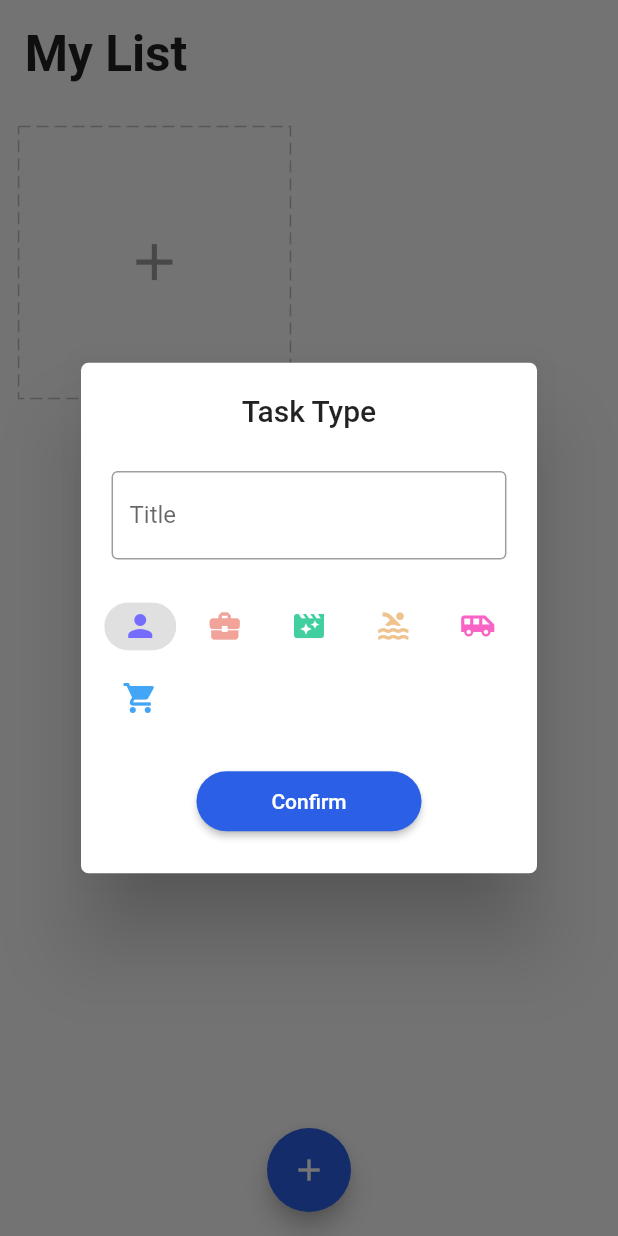
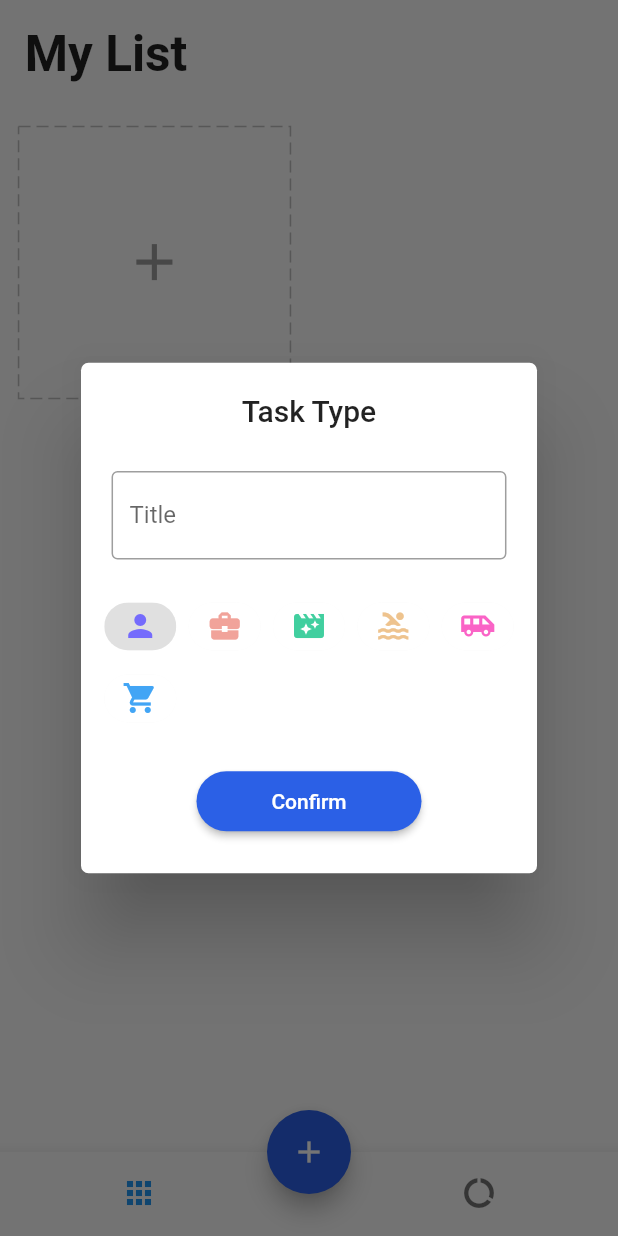
Before and after one commit to ThatSaxyDev/ToDoApp, a Flutter app: the screen it shows after launch, after a tap on the "add" icon, on a phone screen of 412 x 824 dp. Run offline on Flutter 3.47's test engine with Material 2 defaults, Android fonts, the phone set to English and light mode, and no system bars; drawn by our look-alikes of dotted_border; our stand-ins replace equatable, flutter_easyloading, get, get_storage, step_progress_indicator.

```diff
--- a/lib/app/modules/detail/view.dart
+++ b/lib/app/modules/detail/view.dart
@@ -15,7 +15,9 @@ class DetailPage extends StatelessWidget {
   Widget build(BuildContext context) {
     var task = homeCtrl.task.value!;
     var color = HexColor.fromHex(task.color);
-    return Scaffold(
+    return WillPopScope(
+      onWillPop: () async => false,
+      child: Scaffold(
         body: Form(
           key: homeCtrl.formKey,
           child: ListView(
@@ -145,6 +147,7 @@ class DetailPage extends StatelessWidget {
             ],
           ),
         ),
+      ),
     );
   }
 }
--- a/lib/app/modules/home/controller.dart
+++ b/lib/app/modules/home/controller.dart
@@ -14,6 +14,7 @@ class HomeController extends GetxController {
 
   final formKey = GlobalKey<FormState>();
   final editController = TextEditingController();
+  final tabIndex = 0.obs;
   final chipIndex = 0.obs;
   final deleting = false.obs;
   final tasks = <Task>[].obs;
@@ -32,6 +33,10 @@ class HomeController extends GetxController {
   void onClose() {
     editController.dispose();
     super.onClose();
+  }
+
+  void changeTabIndex(int index) {
+    tabIndex.value = index;
   }
 
   void changeChipIndex(int value) {
@@ -149,4 +154,28 @@ class HomeController extends GetxController {
     }
     return res;
   }
+
+  int getTotalTask() {
+    var res = 0;
+    for (int i = 0; i < tasks.length; i ++) {
+      if (tasks[i].todos != null) {
+        res += tasks[i].todos!.length;
+      }
+    }
+    return res;
+  }
+
+  int getTotalDoneTask() {
+    var res = 0;
+    for (int i = 0; i < tasks.length; i ++) {
+      if (tasks[i].todos != null) {
+        for (int j = 0; j < tasks[i].todos!.length; j ++) {
+          if (tasks[i].todos![j]['done'] == true) {
+            res += 1;
+          }
+        }
+      }
+    }
+    return res;
+  }
 }
--- a/lib/app/modules/home/view.dart
+++ b/lib/app/modules/home/view.dart
@@ -8,6 +8,7 @@ import 'package:to_do/app/modules/home/controller.dart';
 import 'package:to_do/app/modules/home/widgets/add_card.dart';
 import 'package:to_do/app/modules/home/widgets/add_dialog.dart';
 import 'package:to_do/app/modules/home/widgets/task_card.dart';
+import 'package:to_do/app/modules/report/view.dart';
 
 class HomePage extends GetView<HomeController> {
   const HomePage({Key? key}) : super(key: key);
@@ -15,7 +16,11 @@ class HomePage extends GetView<HomeController> {
   @override
   Widget build(BuildContext context) {
     return Scaffold(
-      body: SafeArea(
+      body: Obx(
+        () => IndexedStack(
+          index: controller.tabIndex.value,
+          children: [
+            SafeArea(
               child: ListView(
                 children: [
                   Padding(
@@ -38,10 +43,12 @@ class HomePage extends GetView<HomeController> {
                             .map(
                               (element) => LongPressDraggable(
                                 data: element,
-                          onDragStarted: () => controller.changeDeleting(true),
+                                onDragStarted: () =>
+                                    controller.changeDeleting(true),
                                 onDraggableCanceled: (_, __) =>
                                     controller.changeDeleting(false),
-                          onDragEnd: (_) => controller.changeDeleting(false),
+                                onDragEnd: (_) =>
+                                    controller.changeDeleting(false),
                                 feedback: Opacity(
                                   opacity: 0.8,
                                   child: TaskCard(task: element),
@@ -54,6 +61,10 @@ class HomePage extends GetView<HomeController> {
                       ],
                     ),
                   ),
+                ],
+              ),
+            ),
+            ReportPage(),
           ],
         ),
       ),
@@ -81,7 +92,41 @@ class HomePage extends GetView<HomeController> {
           EasyLoading.showSuccess('Task deleted');
         },
       ),
-      floatingActionButtonLocation: FloatingActionButtonLocation.centerFloat,
+      floatingActionButtonLocation: FloatingActionButtonLocation.centerDocked,
+      bottomNavigationBar: Theme(
+        data: ThemeData(
+          splashColor: Colors.transparent,
+          highlightColor: Colors.transparent,
+        ),
+        child: Obx(
+          () => BottomNavigationBar(
+            onTap: (int index) => controller.changeTabIndex(index),
+            currentIndex: controller.tabIndex.value,
+            showSelectedLabels: false,
+            showUnselectedLabels: false,
+            items: [
+              BottomNavigationBarItem(
+                label: 'Home',
+                icon: Padding(
+                  padding: EdgeInsets.only(right: 15.0.sp),
+                  child: const Icon(
+                    Icons.apps,
+                  ),
+                ),
+              ),
+              BottomNavigationBarItem(
+                label: 'Report',
+                icon: Padding(
+                  padding: EdgeInsets.only(left: 15.0.sp),
+                  child: const Icon(
+                    Icons.data_usage,
+                  ),
+                ),
+              ),
+            ],
+          ),
+        ),
+      ),
     );
   }
 }
--- a/lib/app/modules/home/widgets/add_dialog.dart
+++ b/lib/app/modules/home/widgets/add_dialog.dart
@@ -10,7 +10,9 @@ class AddDialog extends StatelessWidget {
 
   @override
   Widget build(BuildContext context) {
-    return Scaffold(
+    return WillPopScope(
+      onWillPop: () async => false,
+      child: Scaffold(
         body: Form(
           key: homeCrtl.formKey,
           child: ListView(
@@ -148,6 +150,7 @@ class AddDialog extends StatelessWidget {
             ],
           ),
         ),
+      ),
     );
   }
 }
--- /dev/null
+++ b/lib/app/modules/report/view.dart
@@ -0,0 +1,161 @@
+import 'package:flutter/material.dart';
+import 'package:get/get.dart';
+import 'package:intl/intl.dart';
+import 'package:step_progress_indicator/step_progress_indicator.dart';
+import 'package:to_do/app/core/utils/extensions.dart';
+import 'package:to_do/app/core/values/colors.dart';
+import 'package:to_do/app/modules/home/controller.dart';
+
+class ReportPage extends StatelessWidget {
+  final homeCtrl = Get.find<HomeController>();
+  ReportPage({Key? key}) : super(key: key);
+
+  @override
+  Widget build(BuildContext context) {
+    return Scaffold(
+      body: SafeArea(
+        child: Obx(() {
+          var createdTasks = homeCtrl.getTotalTask();
+          var completedTasks = homeCtrl.getTotalDoneTask();
+          var liveTasks = createdTasks - completedTasks;
+          var percent =
+              ((completedTasks / createdTasks) * 100).toStringAsFixed(0);
+          return ListView(
+            children: [
+              Padding(
+                padding: EdgeInsets.all(4.0.wp),
+                child: Text(
+                  'My Report',
+                  style: TextStyle(
+                    fontSize: 24.0.sp,
+                    fontWeight: FontWeight.bold,
+                  ),
+                ),
+              ),
+              Padding(
+                padding: EdgeInsets.symmetric(horizontal: 4.0.wp),
+                child: Text(
+                  DateFormat.yMMMd().format(DateTime.now()),
+                  style: TextStyle(
+                    fontSize: 14.0.sp,
+                    color: Colors.grey,
+                  ),
+                ),
+              ),
+              Padding(
+                padding: EdgeInsets.symmetric(
+                  horizontal: 4.0.wp,
+                  vertical: 3.0.wp,
+                ),
+                child: const Divider(thickness: 2),
+              ),
+              Padding(
+                padding: EdgeInsets.symmetric(
+                  vertical: 3.0.wp,
+                  horizontal: 5.0.wp,
+                ),
+                child: Row(
+                  mainAxisAlignment: MainAxisAlignment.spaceBetween,
+                  children: [
+                    _buildStatus(
+                      Colors.green,
+                      liveTasks,
+                      'Live Tasks',
+                    ),
+                    _buildStatus(
+                      Colors.orange,
+                      completedTasks,
+                      'Completed',
+                    ),
+                    _buildStatus(
+                      Colors.blue,
+                      createdTasks,
+                      'Created',
+                    ),
+                  ],
+                ),
+              ),
+              SizedBox(height: 8.0.wp),
+              UnconstrainedBox(
+                child: SizedBox(
+                  width: 70.0.wp,
+                  height: 70.0.wp,
+                  child: CircularStepProgressIndicator(
+                    totalSteps: createdTasks == 0 ? 1 : createdTasks,
+                    currentStep: completedTasks,
+                    stepSize: 20,
+                    selectedColor: green,
+                    unselectedColor: Colors.grey[200],
+                    padding: 0,
+                    width: 150,
+                    height: 150,
+                    selectedStepSize: 22,
+                    roundedCap: (_, __) => true,
+                    child: Column(
+                      mainAxisAlignment: MainAxisAlignment.center,
+                      children: [
+                        Text(
+                          '${createdTasks == 0 ? 0 : percent}%',
+                          style: TextStyle(
+                            fontWeight: FontWeight.bold,
+                            fontSize: 20.0.sp,
+                          ),
+                        ),
+                        SizedBox(height: 1.0.wp),
+                        Text(
+                          'Efficiency',
+                          style: TextStyle(
+                            color: Colors.grey,
+                            fontWeight: FontWeight.bold,
+                            fontSize: 12.0.sp,
+                          ),
+                        )
+                      ],
+                    ),
+                  ),
+                ),
+              )
+            ],
+          );
+        }),
+      ),
+    );
+  }
+
+  Row _buildStatus(Color color, int number, String text) {
+    return Row(
+      crossAxisAlignment: CrossAxisAlignment.start,
+      children: [
+        Container(
+          height: 3.0.wp,
+          width: 3.0.wp,
+          decoration: BoxDecoration(
+            shape: BoxShape.circle,
+            border: Border.all(
+              width: 0.5.wp,
+              color: color,
+            ),
+          ),
+        ),
+        SizedBox(width: 3.0.wp),
+        Column(
+          crossAxisAlignment: CrossAxisAlignment.start,
+          children: [
+            Text(
+              '$number',
+              style: TextStyle(
+                fontWeight: FontWeight.bold,
+                fontSize: 16.0.sp,
+              ),
+            ),
+            SizedBox(height: 2.0.wp),
+            Text(
+              text,
+              style: TextStyle(fontSize: 12.0.sp, color: Colors.grey),
+            )
+          ],
+        ),
+      ],
+    );
+  }
+}
--- a/pubspec.yaml
+++ b/pubspec.yaml
@@ -40,6 +40,7 @@ dependencies:
   flutter_easyloading: ^3.0.3
   dotted_border: ^2.0.0+2
   step_progress_indicator: ^1.0.2
+  intl: ^0.17.0
 
 dev_dependencies:
   flutter_test:
```
Also changed, not shown: pubspec.lock. Lines whose indentation alone changed are shown as unchanged.
